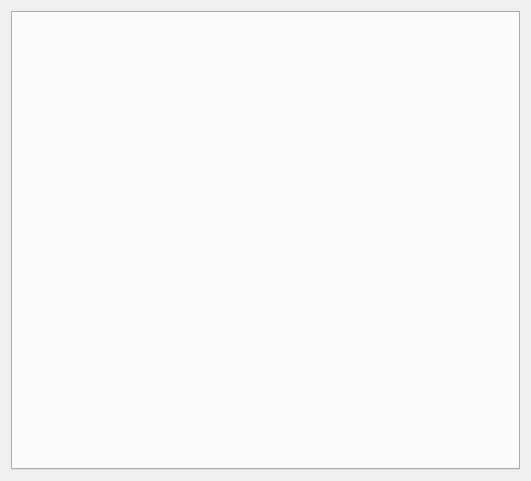
First picture: the form in main_window.ui, repository topseli/PyCalc, before the edit.
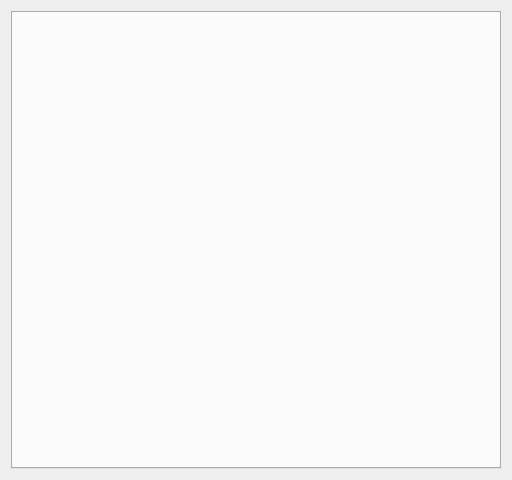
Second picture: the form after the edit.

Commit message: add clear buttons, fix element naming

What changed in the file:
```diff
--- a/main_window.ui
+++ b/main_window.ui
@@ -6,8 +6,8 @@
    <rect>
     <x>0</x>
     <y>0</y>
-    <width>531</width>
-    <height>481</height>
+    <width>512</width>
+    <height>480</height>
    </rect>
   </property>
   <property name="minimumSize">
```
The commit also changes 2 other files.
